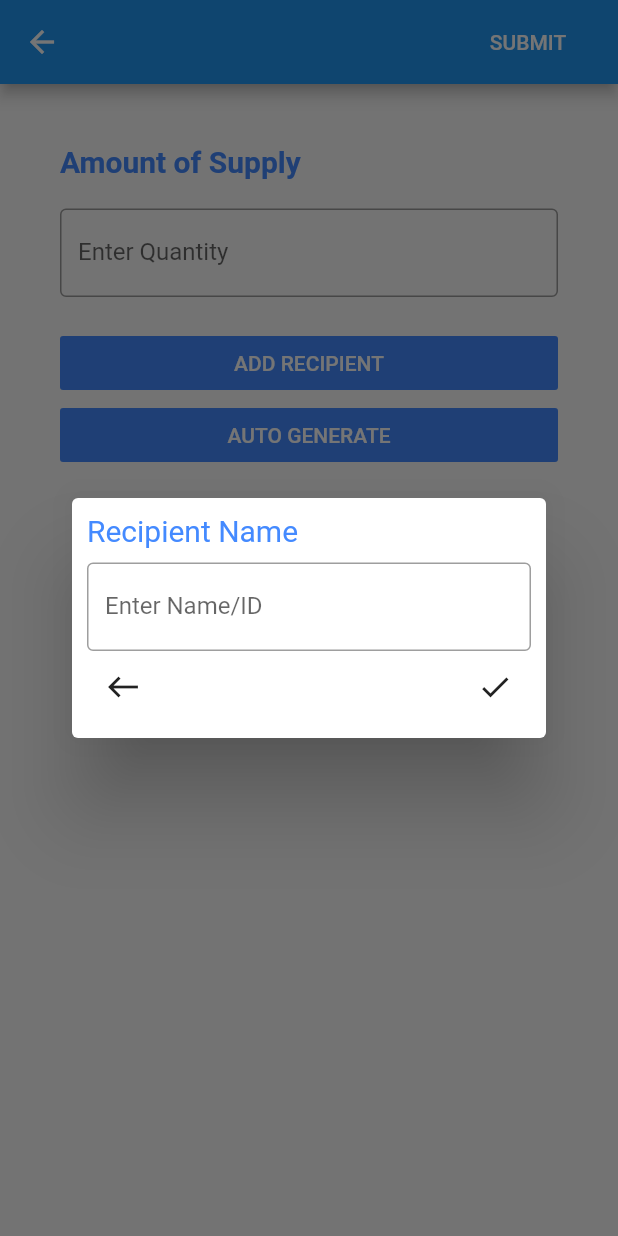
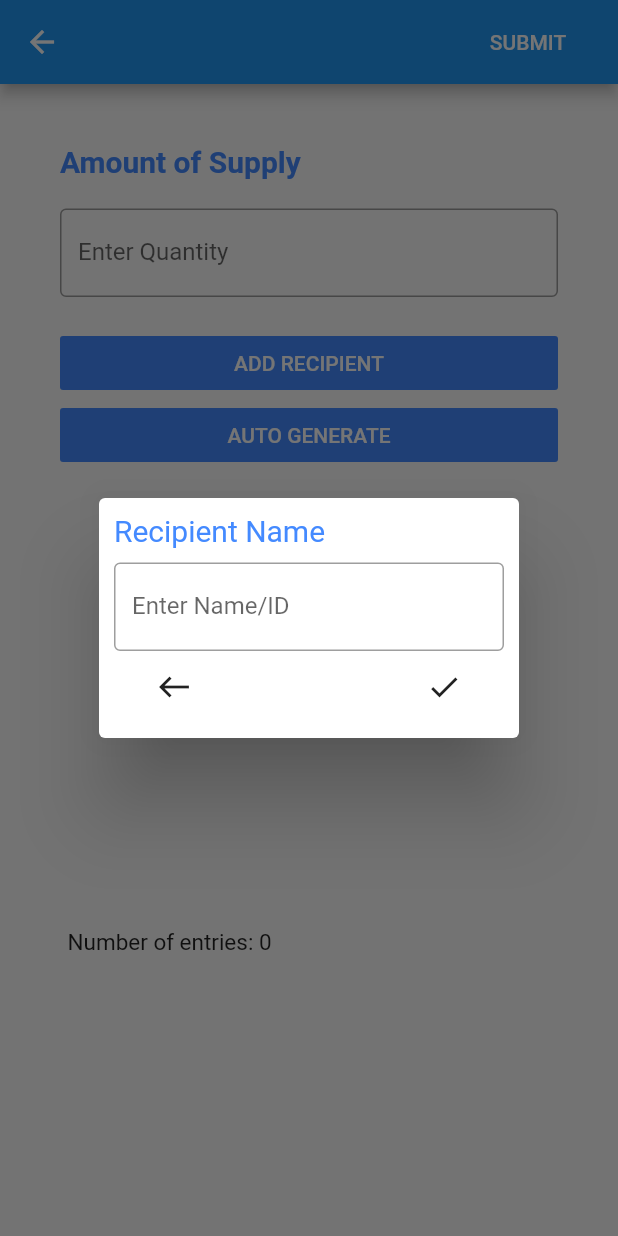
Before and after one commit to stewajos/team-justice-in-alloc, a Flutter app: the AllocationPage screen opened directly, after a tap on "ADD RECIPIENT", on a phone screen of 412 x 824 dp. Run offline on Flutter 3.47's test engine with Material 2 defaults, Android fonts, the phone set to English and light mode, and no system bars; our stand-ins replace cloud_firestore; accounts and stored records are empty.

Commit message:
Updated Allocation Page
- Added list count to bottom of screen for user viewing. They need to know how many people are actually in a list when auto generated

- Fixed some padding issues that were occuring

```diff
--- a/lib/pages/allocation_page/allocation_page.dart
+++ b/lib/pages/allocation_page/allocation_page.dart
@@ -80,7 +80,7 @@ class _AllocationPageState extends State<AllocationPage> {
                              IconButton(icon: Icon(Icons.west), onPressed: (){
                                Navigator.pop(context);
                              }),
-                             Padding(padding: EdgeInsets.only(left: 100, right:100),),
+                             Padding(padding: EdgeInsets.only(left: 100),),
                              IconButton(icon: Icon(Icons.check), onPressed: (){
                                setState(() {
                                  recipientList.add(nameInputController.text);
@@ -128,7 +128,7 @@ class _AllocationPageState extends State<AllocationPage> {
                                 IconButton(icon: Icon(Icons.west), onPressed: (){
                                   Navigator.pop(context);
                                 }),
-                                Padding(padding: EdgeInsets.only(left: 100, right:100),),
+                                Padding(padding: EdgeInsets.only(left: 100, right:60),),
                                 IconButton(icon: Icon(Icons.check), onPressed: (){
                                   if(recipientList.length > 0){
                                     setState(() {
@@ -136,11 +136,12 @@ class _AllocationPageState extends State<AllocationPage> {
                                     });
                                   }
                                   var genCount = int.parse(autoGenController.text);
-                                  for(var i = 0; i <= genCount; i++){
+                                  for(var i = 0; i < genCount; i++){
                                     setState(() {
-                                      recipientList.insert(i, "# ${i + 1}" + " " + "Recipient");
+                                      recipientList.insert(i, "# ${i+1}" + " " + "Recipient");
                                     });
                                   }
+                                  Navigator.pop(context);
                                 })
                               ],
                             )
@@ -161,6 +162,12 @@ class _AllocationPageState extends State<AllocationPage> {
                 items: recipientList,
               ),
             ),
+            Padding(
+              padding: EdgeInsets.all(5),
+              child:  Text("Number of entries: " +  (recipientList.length > 0 ?
+              (recipientList.length).toString() : "0"),
+                style:  TextStyle(fontSize: 15,),),
+            ),
           ],
         ),
       ),
--- a/lib/pages/allocation_page/widgets/allocation_list_item.dart
+++ b/lib/pages/allocation_page/widgets/allocation_list_item.dart
@@ -17,6 +17,7 @@ class AllocationListItem extends StatelessWidget {
   Widget build(BuildContext context) {
     return Card(
       elevation: 3,
+      color: Colors.white60,
       child: Padding(
         padding: EdgeInsets.all(5),
         child: ListTile(
```
Also changed, not shown: pubspec.lock.
